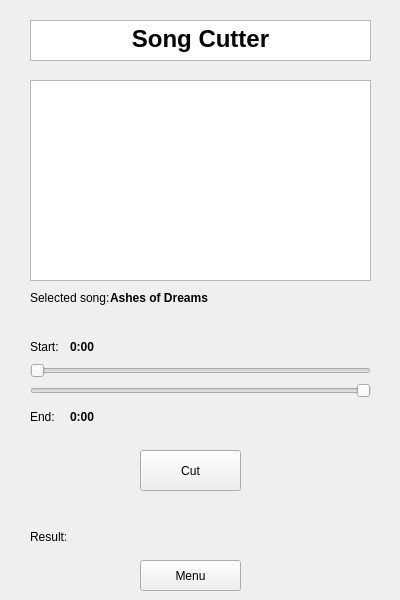
Above: design/sc.ui from dawid-dor/ultimate-music-handler-ultimate before the change. Below: the same form after it.
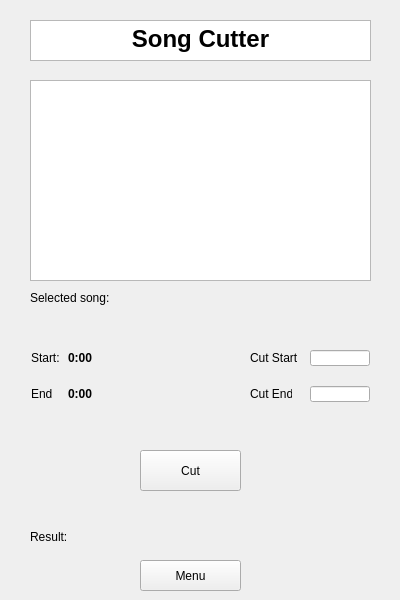
That is the form after the change.

Commit message: fixed tab order + removed SC module sliders

Patch:
```diff
--- a/design/sc.ui
+++ b/design/sc.ui
@@ -31,61 +31,6 @@
 &lt;p align=&quot;center&quot; style=&quot; margin-top:0px; margin-bottom:0px; margin-left:0px; margin-right:0px; -qt-block-indent:0; text-indent:0px;&quot;&gt;&lt;span style=&quot; font-size:18pt; font-weight:600;&quot;&gt;Song Cutter&lt;/span&gt;&lt;/p&gt;&lt;/body&gt;&lt;/html&gt;</string>
     </property>
    </widget>
-   <widget class="QSlider" name="songCutterStartSlider">
-    <property name="geometry">
-     <rect>
-      <x>30</x>
-      <y>360</y>
-      <width>341</width>
-      <height>22</height>
-     </rect>
-    </property>
-    <property name="orientation">
-     <enum>Qt::Horizontal</enum>
-    </property>
-   </widget>
-   <widget class="QSlider" name="songCutterEndSlider">
-    <property name="geometry">
-     <rect>
-      <x>30</x>
-      <y>380</y>
-      <width>341</width>
-      <height>22</height>
-     </rect>
-    </property>
-    <property name="layoutDirection">
-     <enum>Qt::RightToLeft</enum>
-    </property>
-    <property name="orientation">
-     <enum>Qt::Horizontal</enum>
-    </property>
-   </widget>
-   <widget class="QLabel" name="label">
-    <property name="geometry">
-     <rect>
-      <x>30</x>
-      <y>340</y>
-      <width>47</width>
-      <height>13</height>
-     </rect>
-    </property>
-    <property name="text">
-     <string>Start: </string>
-    </property>
-   </widget>
-   <widget class="QLabel" name="label_2">
-    <property name="geometry">
-     <rect>
-      <x>30</x>
-      <y>410</y>
-      <width>47</width>
-      <height>13</height>
-     </rect>
-    </property>
-    <property name="text">
-     <string>End:</string>
-    </property>
-   </widget>
    <widget class="QPushButton" name="songCutterCutButton">
     <property name="geometry">
      <rect>
@@ -99,44 +44,6 @@
      <string>Cut</string>
     </property>
    </widget>
-   <widget class="QLabel" name="songCutterStartTime">
-    <property name="geometry">
-     <rect>
-      <x>70</x>
-      <y>340</y>
-      <width>47</width>
-      <height>13</height>
-     </rect>
-    </property>
-    <property name="font">
-     <font>
-      <weight>75</weight>
-      <bold>true</bold>
-     </font>
-    </property>
-    <property name="text">
-     <string>0:00</string>
-    </property>
-   </widget>
-   <widget class="QLabel" name="songCutterEndTime">
-    <property name="geometry">
-     <rect>
-      <x>70</x>
-      <y>410</y>
-      <width>47</width>
-      <height>13</height>
-     </rect>
-    </property>
-    <property name="font">
-     <font>
-      <weight>75</weight>
-      <bold>true</bold>
-     </font>
-    </property>
-    <property name="text">
-     <string>0:00</string>
-    </property>
-   </widget>
    <widget class="QPushButton" name="songCuterMenuButton">
     <property name="geometry">
      <rect>
@@ -179,7 +86,7 @@
      </font>
     </property>
     <property name="text">
-     <string>Ashes of Dreams</string>
+     <string/>
     </property>
    </widget>
    <widget class="QWidget" name="formLayoutWidget_2">
@@ -230,6 +137,128 @@
      </rect>
     </property>
    </widget>
+   <widget class="QLabel" name="label_4">
+    <property name="geometry">
+     <rect>
+      <x>250</x>
+      <y>386</y>
+      <width>42</width>
+      <height>16</height>
+     </rect>
+    </property>
+    <property name="text">
+     <string>Cut End:</string>
+    </property>
+   </widget>
+   <widget class="QLineEdit" name="songCutterStartTimeCut">
+    <property name="geometry">
+     <rect>
+      <x>310</x>
+      <y>350</y>
+      <width>60</width>
+      <height>16</height>
+     </rect>
+    </property>
+    <property name="font">
+     <font>
+      <weight>75</weight>
+      <bold>true</bold>
+     </font>
+    </property>
+   </widget>
+   <widget class="QLineEdit" name="songCutterEndTimeCut">
+    <property name="geometry">
+     <rect>
+      <x>310</x>
+      <y>386</y>
+      <width>60</width>
+      <height>16</height>
+     </rect>
+    </property>
+    <property name="font">
+     <font>
+      <weight>75</weight>
+      <bold>true</bold>
+     </font>
+    </property>
+   </widget>
+   <widget class="QLabel" name="songCutterStartTime">
+    <property name="geometry">
+     <rect>
+      <x>68</x>
+      <y>350</y>
+      <width>24</width>
+      <height>16</height>
+     </rect>
+    </property>
+    <property name="font">
+     <font>
+      <weight>75</weight>
+      <bold>true</bold>
+     </font>
+    </property>
+    <property name="text">
+     <string>0:00</string>
+    </property>
+   </widget>
+   <widget class="QLabel" name="label_2">
+    <property name="geometry">
+     <rect>
+      <x>31</x>
+      <y>386</y>
+      <width>22</width>
+      <height>16</height>
+     </rect>
+    </property>
+    <property name="text">
+     <string>End:</string>
+    </property>
+   </widget>
+   <widget class="QLabel" name="songCutterEndTime">
+    <property name="geometry">
+     <rect>
+      <x>68</x>
+      <y>386</y>
+      <width>24</width>
+      <height>16</height>
+     </rect>
+    </property>
+    <property name="font">
+     <font>
+      <weight>75</weight>
+      <bold>true</bold>
+     </font>
+    </property>
+    <property name="text">
+     <string>0:00</string>
+    </property>
+   </widget>
+   <widget class="QLabel" name="label">
+    <property name="geometry">
+     <rect>
+      <x>31</x>
+      <y>350</y>
+      <width>31</width>
+      <height>16</height>
+     </rect>
+    </property>
+    <property name="text">
+     <string>Start: </string>
+    </property>
+   </widget>
+   <widget class="QLabel" name="label_3">
+    <property name="geometry">
+     <rect>
+      <x>250</x>
+      <y>350</y>
+      <width>48</width>
+      <height>16</height>
+     </rect>
+    </property>
+    <property name="text">
+     <string>Cut Start:</string>
+    </property>
+   </widget>
   </widget>
  </widget>
  <resources/>
```
The commit also changes 2 other files.
